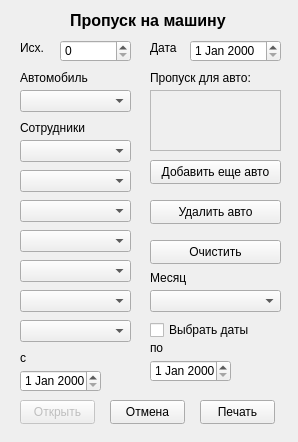
Before: the Qt Designer form my_helper/notebook/designer_ui/pass_auto.ui in SmolPO/vertical, drawn with Qt 5.
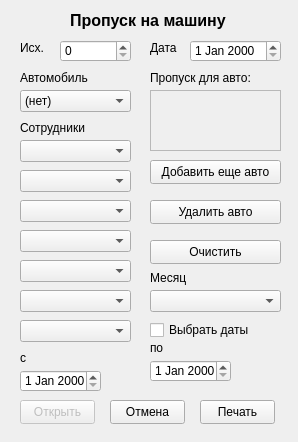
After: the same form once the commit is applied.

The edit to the form file:
```diff
--- a/my_helper/notebook/designer_ui/pass_auto.ui
+++ b/my_helper/notebook/designer_ui/pass_auto.ui
@@ -83,6 +83,11 @@
      <height>22</height>
     </rect>
    </property>
+   <item>
+    <property name="text">
+     <string>(нет)</string>
+    </property>
+   </item>
   </widget>
   <widget class="QLabel" name="label_6">
    <property name="geometry">
```
